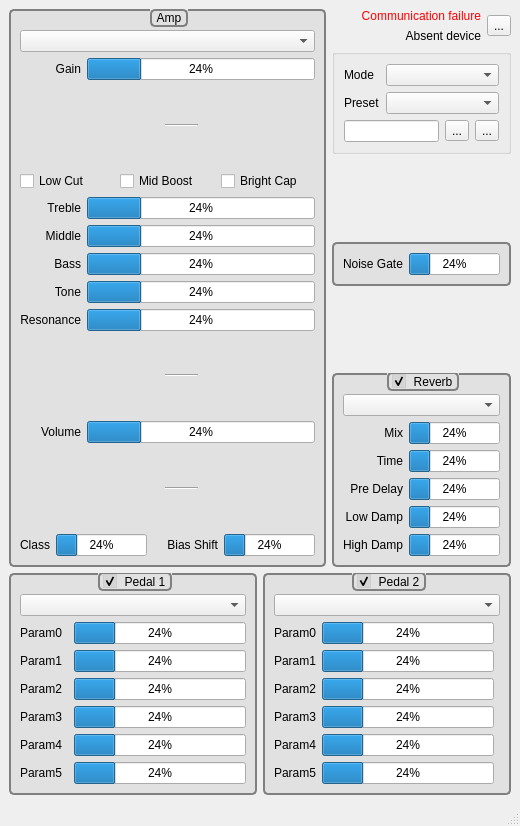
The window that resources/ui/main_win.ui (Houston4444/OsciTronix) describes before a commit, drawn with Qt 5.
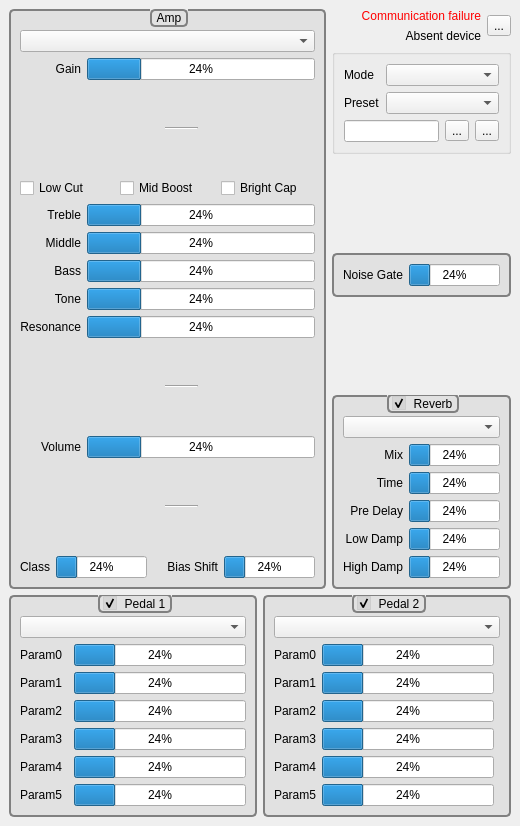
The same window after the commit. Icons and pictures are not drawn. Custom widgets are drawn as their Qt base class.

What changed in the file:
```diff
--- a/resources/ui/main_win.ui
+++ b/resources/ui/main_win.ui
@@ -986,7 +986,6 @@
     </rect>
    </property>
   </widget>
-  <widget class="QStatusBar" name="statusbar"/>
  </widget>
  <customwidgets>
   <customwidget>
```
